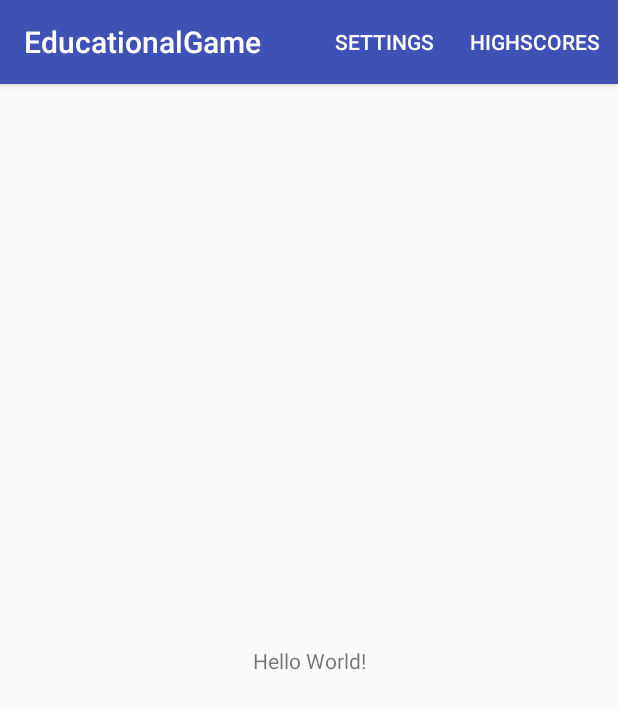
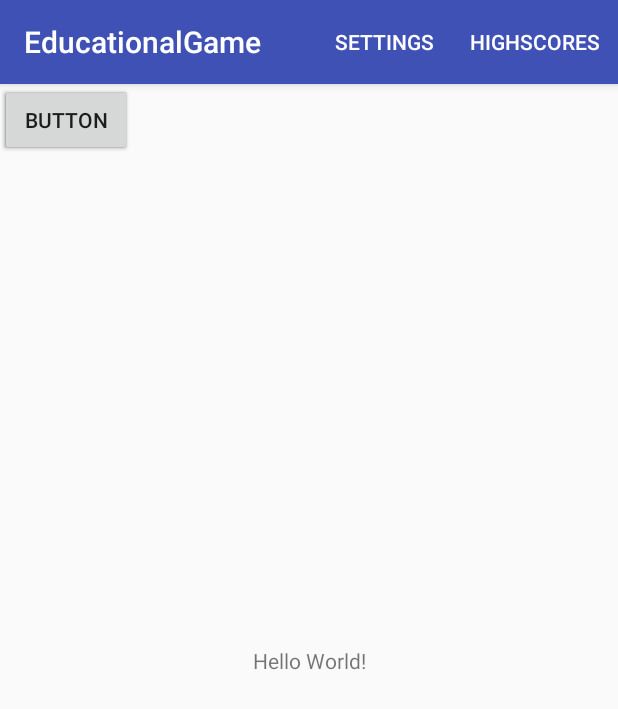
Before and after one commit to ZhouMing9919/CP3406---Educational-Game, an Android app: the screen it shows after launch (MainActivity), on a phone screen of 412 x 824 dp. Shown: the top 709 px of the screen. Run offline under Robolectric (Android 15) with nearby library versions, the light colour scheme and no system bars.

Commit message:
added test buttons

```diff
--- a/EducationalGame/app/src/main/res/layout/fragment_main.xml
+++ b/EducationalGame/app/src/main/res/layout/fragment_main.xml
@@ -16,4 +16,22 @@
         app:layout_constraintRight_toRightOf="parent"
         app:layout_constraintTop_toTopOf="parent" />
 
+    <Button
+        android:id="@+id/button"
+        android:layout_width="wrap_content"
+        android:layout_height="wrap_content"
+        android:text="Button" />
+
+    <Button
+        android:id="@+id/button2"
+        android:layout_width="wrap_content"
+        android:layout_height="wrap_content"
+        android:text="Button" />
+
+    <Button
+        android:id="@+id/button3"
+        android:layout_width="wrap_content"
+        android:layout_height="wrap_content"
+        android:text="Button" />
+
 </android.support.constraint.ConstraintLayout>
```
